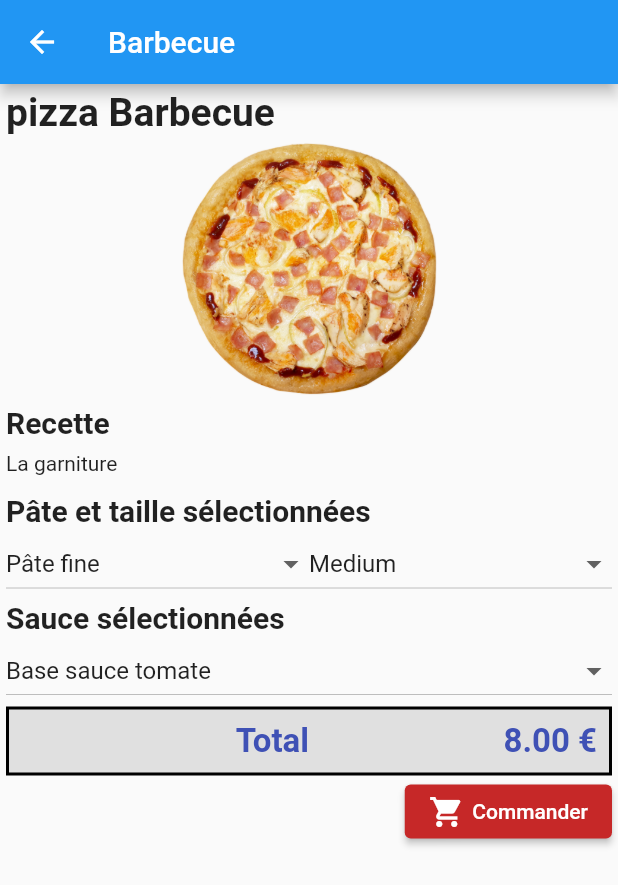
After one commit to Hb34/mobile, a Flutter app: the PizzaList screen opened directly, after a tap on "Barbecue", on a phone screen of 412 x 824 dp. The commit adds this screen. Shown: the top 885 px of the screen. Run offline on Flutter 3.47's test engine with Material 2 defaults, Android fonts, the phone set to English and light mode, and no system bars.

Commit message:
commit fin du TP3

```diff
--- /dev/null
+++ b/projets/pizzeria/lib/models/option_item.dart
@@ -0,0 +1,7 @@
+class OptionItem {
+  final int value;
+  final String name;
+  final int supplement;
+
+  OptionItem(this.value, this.name, {this.supplement = 0});
+}
--- a/projets/pizzeria/lib/models/pizza.dart
+++ b/projets/pizzeria/lib/models/pizza.dart
@@ -1,3 +1,5 @@
+import 'package:pizzeria/models/option_item.dart';
+
 class Pizza {
   final int id;
   final String title;
@@ -5,5 +7,36 @@ class Pizza {
   final String image;
   final double price;
 
+  // La sélection de l'utilisateur
+  int pate = 0;
+  int taille = 1;
+  int sauce = 0;
+
+  // Les options possibles
+  static final List<OptionItem> pates = [
+    OptionItem(0, "Pâte fine"),
+    OptionItem(1, "Pâte épaisse", supplement: 2),
+  ];
+  static final List<OptionItem> tailles = [
+    OptionItem(0, "Small", supplement: -1),
+    OptionItem(1, "Medium"),
+    OptionItem(1, "Large", supplement: 2),
+    OptionItem(1, "Extra large", supplement: 2),
+  ];
+  static final List<OptionItem> sauces = [
+    OptionItem(0, "Base sauce tomate"),
+    OptionItem(1, "Sauce Samourai", supplement: 2),
+  ];
+
   Pizza(this.id, this.title, this.garniture, this.image, this.price);
+
+  double get total {
+    double total = price;   // prix de base
+
+    total += pates[pate].supplement;  //pâte
+    total += tailles[taille].supplement; // Taille
+    total += sauces[sauce].supplement;   // sauce
+
+    return total;
+  }
 }
--- /dev/null
+++ b/projets/pizzeria/lib/ui/pizza_details.dart
@@ -0,0 +1,143 @@
+import 'package:flutter/material.dart';
+import 'package:pizzeria/models/option_item.dart';
+import 'package:pizzeria/models/pizza.dart';
+import 'package:pizzeria/ui/share/buy_button_widget.dart';
+import 'package:pizzeria/ui/share/pizzeria_style.dart';
+import 'package:pizzeria/ui/share/total_widget.dart';
+
+class PizzaDetails extends StatefulWidget {
+  final Pizza _pizza;
+  PizzaDetails(this._pizza, {Key? key}) : super(key: key);
+
+
+  @override
+  _PizzaDetailsState createState() => _PizzaDetailsState();
+}
+
+class _PizzaDetailsState extends State<PizzaDetails> {
+  @override
+  Widget build(BuildContext context) {
+    return Scaffold(
+      appBar: AppBar(
+        title: Text(widget._pizza.title),
+      ),
+      body: ListView(
+        padding: EdgeInsets.all(4.0),
+        children: [
+          Text(
+            'pizza ${widget._pizza.title}',
+            style: PizzeriaStyle.pageTitleTextStyle,
+          ),
+          Image.asset(
+            'assets/images/pizzas/${widget._pizza.image}',
+            height: 180,
+          ),
+          Text(
+            'Recette',
+            style: PizzeriaStyle.headerTextStyle,
+          ),
+          Padding(
+              padding: EdgeInsets.only(top: 8.0, bottom: 12.0),
+              child: Text(
+                widget._pizza.garniture,
+              ),
+          ),
+          Text(
+            'Pâte et taille sélectionnées',
+            style: PizzeriaStyle.headerTextStyle,
+          ),
+          Row(
+            mainAxisAlignment: MainAxisAlignment.spaceEvenly,
+            children: [
+              Expanded(child: _buildDropDownPates()),
+              Expanded(child: _buildDropDownTailles()),
+            ],
+          ),
+          Text(
+            'Sauce sélectionnées',
+            style: PizzeriaStyle.headerTextStyle,
+          ),
+          _buildeDropDownSauces(),
+          //Text('Les sauces'),
+          TotalWidget(widget._pizza.total),
+          BuyButtonWidget(),
+          //BuyButtonWidget(widget._pizza, widget._cart),
+        ],
+      ),
+    );
+  }
+
+ /* _buildBuyButton() {
+    return
+        Row(
+          mainAxisAlignment: MainAxisAlignment.end,
+          children: [
+            ElevatedButton(
+              style: ButtonStyle(
+                backgroundColor:
+                MaterialStateProperty.all<Color>(Colors.red.shade800)),
+              child: Row(
+                children: [
+                  Icon(Icons.shopping_cart),
+                  SizedBox(width: 5,),
+                  Text("Commander"),
+                ],
+              ),
+              onPressed: () {
+                print('Commander une pizza');
+              },
+            ),
+          ],
+        );
+  }*/
+
+
+  _buildDropDownPates() {
+    return DropdownButton<OptionItem>(
+      isExpanded: true,
+      value: Pizza.pates[widget._pizza.pate],
+      items: _buildDropDownItem(Pizza.pates),
+      onChanged: (item) {
+        setState(() {
+          widget._pizza.pate = item!.value;
+        });
+      },
+    );
+  }
+
+
+  _buildDropDownItem(List<OptionItem> list) {
+    return Iterable.generate(
+      list.length,
+        (i) => DropdownMenuItem<OptionItem>(
+          value: list[i],
+          child: Text(list[i].name),
+        ),
+    ).toList();
+  }
+
+  _buildDropDownTailles() {
+    return DropdownButton<OptionItem>(
+      isExpanded: true,
+      value: Pizza.tailles[widget._pizza.taille],
+      items: _buildDropDownItem(Pizza.tailles),
+      onChanged: (item) {
+        setState(() {
+          widget._pizza.taille = item!.value;
+        });
+      },
+    );
+  }
+  _buildeDropDownSauces() {
+    return DropdownButton<OptionItem>(
+      isExpanded: true,
+      value: Pizza.sauces[widget._pizza.sauce],
+      items: _buildDropDownItem(Pizza.sauces),
+      onChanged: (item) {
+        setState(() {
+          widget._pizza.sauce = item!.value;
+        });
+      },
+    );
+  }
+}
--- a/projets/pizzeria/lib/ui/pizza_list.dart
+++ b/projets/pizzeria/lib/ui/pizza_list.dart
@@ -1,6 +1,8 @@
 import 'package:flutter/material.dart';
 import 'package:pizzeria/models/pizza.dart';
 import 'package:pizzeria/models/pizza_data.dart';
+import 'package:pizzeria/ui/pizza_details.dart';
+import 'package:pizzeria/ui/share/buy_button_widget.dart';
 
 
 class PizzaList extends StatefulWidget {
@@ -45,6 +47,27 @@ class _PizzaListState extends State<PizzaList> {
       child: Column(
         crossAxisAlignment: CrossAxisAlignment.start,
         children: [
+          GestureDetector(
+            onTap: () {
+              Navigator.push(
+                context,
+                MaterialPageRoute(
+                  builder: (context) => PizzaDetails(pizza),
+                ),
+              );
+            },
+            child: _buildPizzaDetails(pizza),
+          ),
+          BuyButtonWidget(),
+        ],
+      ),
+    );
+  }
+
+  _buildPizzaDetails(Pizza pizza) {
+    return Column(
+      crossAxisAlignment: CrossAxisAlignment.start,
+      children: [
         ListTile(
           title: Text(pizza.title),
           subtitle: Text(pizza.garniture),
@@ -53,25 +76,34 @@ class _PizzaListState extends State<PizzaList> {
         Image.asset(
           'assets/images/pizzas/${pizza.image}',
           height: 120,
-            width: MediaQuery.of(context).size.width,
+          width: MediaQuery
+              .of(context)
+              .size
+              .width,
           fit: BoxFit.fitWidth,
         ),
-          /*Text(pizza.garniture), */
         Container(
           padding: const EdgeInsets.all(4.0),
           child: Text(pizza.garniture),
         ),
+      ],
+    );
+  }
+
+  _buildBuyButton() {
+    return
       Row(
         mainAxisAlignment: MainAxisAlignment.end,
         children: [
           ElevatedButton(
             style: ButtonStyle(
-                 backgroundColor: MaterialStateProperty.all<Color>(Colors.red.shade800)),
+                backgroundColor:
+                MaterialStateProperty.all<Color>(Colors.red.shade800)),
             child: Row(
               children: [
                 Icon(Icons.shopping_cart),
-                   SizedBox(width: 5),
-                   Text('Commander'),
+                SizedBox(width: 5,),
+                Text("Commander"),
               ],
             ),
             onPressed: () {
@@ -79,15 +111,6 @@ class _PizzaListState extends State<PizzaList> {
             },
           ),
         ],
-         ),
-                               /* ElevatedButton(
-                                  child: Text("Commander"),
-                                  onPressed: () {
-                                    print('Commander une pizza');
-                                  },
-                                ),   */
-        ],
-      ),
       );
   }
 }
--- /dev/null
+++ b/projets/pizzeria/lib/ui/share/buy_button_widget.dart
@@ -0,0 +1,31 @@
+import 'package:flutter/cupertino.dart';
+import 'package:flutter/material.dart';
+
+class BuyButtonWidget extends StatelessWidget {
+  const BuyButtonWidget({Key? key}) : super(key: key);
+
+  @override
+  Widget build(BuildContext context) {
+    return
+      Row(
+        mainAxisAlignment: MainAxisAlignment.end,
+        children: [
+          ElevatedButton(
+            style: ButtonStyle(
+                backgroundColor:
+                MaterialStateProperty.all<Color>(Colors.red.shade800)),
+            child: Row(
+              children: [
+                Icon(Icons.shopping_cart),
+                SizedBox(width: 5,),
+                Text("Commander"),
+              ],
+            ),
+            onPressed: () {
+              print('Commander une pizza');
+            },
+          ),
+        ],
+      );
+  }
+}
--- /dev/null
+++ b/projets/pizzeria/lib/ui/share/pizzeria_style.dart
@@ -0,0 +1,38 @@
+import 'package:flutter/cupertino.dart';
+import 'package:flutter/material.dart';
+
+class PizzeriaStyle {
+  static final baseTextStyle = const TextStyle(fontWeight: FontWeight.bold);
+
+  static final TextStyle pageTitleTextStyle = baseTextStyle.copyWith(
+    fontSize: 26.0,
+  );
+  static final TextStyle headerTextStyle = baseTextStyle.copyWith(
+    fontSize: 20.0,
+  );
+  static final TextStyle regularTextStyle = baseTextStyle.copyWith(
+    fontSize: 18.0,
+  );
+  static final TextStyle subHeaderTextStyle =
+      baseTextStyle.copyWith(fontSize: 26.0);
+  static final TextStyle itemPriceTextStyle = const TextStyle(color: Colors.blueGrey);
+  static final TextStyle subPriceTextStyle = baseTextStyle.copyWith(
+  color: Colors.indigo,
+  fontSize: 20.0,
+  );
+  static final TextStyle priceSubTotalTextStyle = baseTextStyle.copyWith(
+    color: Colors.blueGrey,
+    fontSize: 20.0,
+    fontWeight: FontWeight.bold,
+  );
+  static final TextStyle priceTotalStyle = baseTextStyle.copyWith(
+    color: Colors.indigo,
+    fontSize: 22.0,
+  );
+  static final TextStyle priceTotalTextStyle = baseTextStyle.copyWith(
+    color: Colors.indigo,
+    fontSize: 22.0,
+  );
+
+
+}
--- /dev/null
+++ b/projets/pizzeria/lib/ui/share/total_widget.dart
@@ -0,0 +1,47 @@
+import 'package:flutter/cupertino.dart';
+import 'package:flutter/material.dart';
+import 'package:intl/intl.dart';
+import 'package:pizzeria/ui/share/pizzeria_style.dart';
+
+class TotalWidget extends StatelessWidget {
+  final double total;
+  const TotalWidget(this.total, {Key? key}) : super(key: key);
+
+  @override
+  Widget build(BuildContext context) {
+    var format = NumberFormat("###.00 €");
+    String totalAffiche = format.format(total);
+
+    return Container(
+      padding: EdgeInsets.all(8.0),
+      decoration: BoxDecoration(
+        color: Colors.grey.shade300,
+        border: Border.all(
+          color: Colors.black,
+          width: 2,
+        ),
+      ),
+      child: Row(
+        children: [
+          Expanded(
+              child: Container(
+                margin: EdgeInsets.only(left: 12.0),
+                child: Text(
+                  'Total',
+                  style: PizzeriaStyle.priceTotalTextStyle,
+                  textAlign: TextAlign.end,
+                ),
+              ),
+          ),
+          Expanded(
+              child: Text(
+                totalAffiche,
+                style: PizzeriaStyle.priceTotalTextStyle,
+                textAlign:  TextAlign.end,
+              ),
+          )
+        ],
+      ),
+    );
+  }
+}
--- a/projets/pizzeria/pubspec.yaml
+++ b/projets/pizzeria/pubspec.yaml
@@ -38,6 +38,8 @@ dependencies:
 dev_dependencies:
   flutter_test:
     sdk: flutter
+
+  intl: 0.17.0
 
   # The "flutter_lints" package below contains a set of recommended lints to
   # encourage good coding practices. The lint set provided by the package is
```
Also changed, not shown: projets/pizzeria/pubspec.lock. Lines whose indentation alone changed are shown as unchanged.
